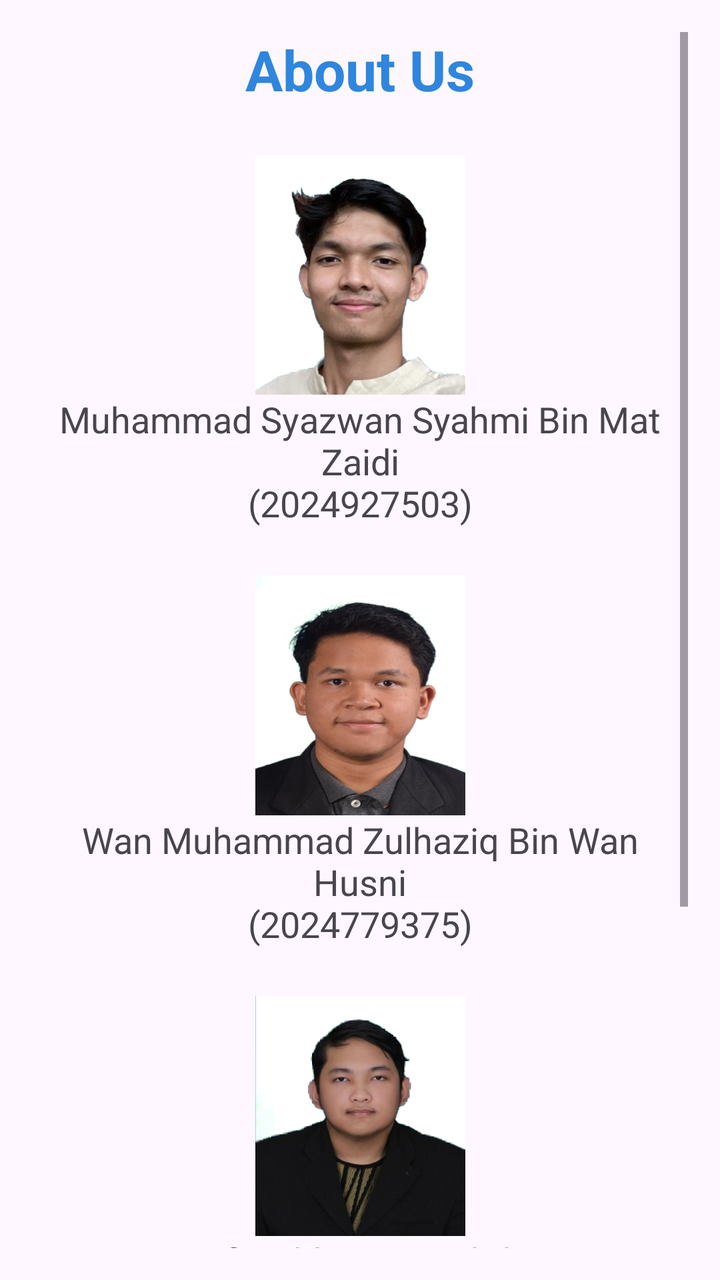
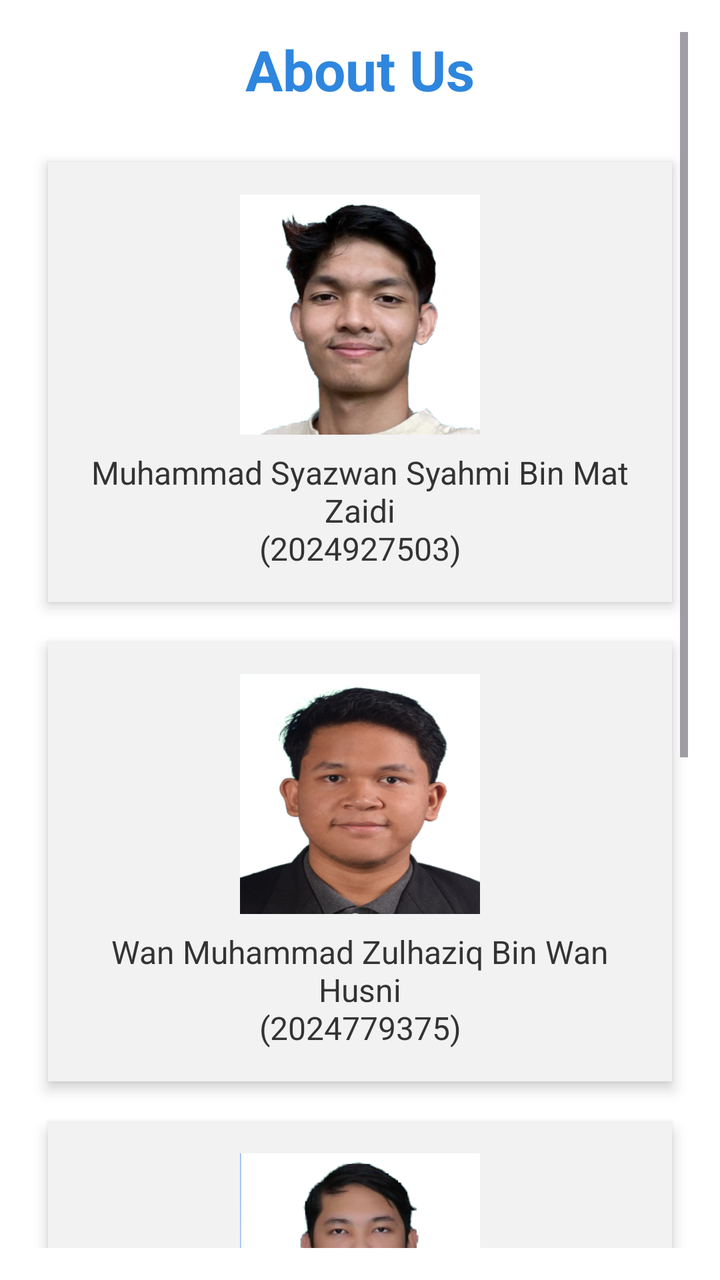

Two renders of the same Android screen: before a commit and after it. Below are the layout's source before the change and the commit's diff.
<!-- AndroidManifest.xml: application theme Theme.MediFind -->
<!-- res/layout/fragment_about_us.xml -->
<?xml version="1.0" encoding="utf-8"?>
<ScrollView xmlns:android="http://schemas.android.com/apk/res/android"
    android:layout_width="match_parent"
    android:layout_height="match_parent"
    android:padding="16dp">

    <LinearLayout
        android:orientation="vertical"
        android:layout_width="match_parent"
        android:layout_height="wrap_content"
        android:gravity="center">

        <TextView
            android:text="About Us"
            android:textColor="#2E86DE"
            android:textSize="28sp"
            android:textStyle="bold"
            android:layout_marginBottom="16dp"
            android:layout_width="wrap_content"
            android:layout_height="wrap_content" />

        
        <ImageView
            android:layout_width="120dp"
            android:layout_height="120dp"
            android:src="@drawable/syazwan"
            android:layout_gravity="center"
            android:layout_marginTop="8dp" />

        <TextView
            android:layout_width="wrap_content"
            android:layout_height="wrap_content"
            android:text="Muhammad Syazwan Syahmi Bin Mat Zaidi\n(2024927503)"
            android:textAlignment="center"
            android:textSize="18sp"
            android:layout_marginBottom="16dp" />

        
        <ImageView
            android:layout_width="120dp"
            android:layout_height="120dp"
            android:src="@drawable/wan"
            android:layout_gravity="center"
            android:layout_marginTop="8dp" />

        <TextView
            android:layout_width="wrap_content"
            android:layout_height="wrap_content"
            android:text="Wan Muhammad Zulhaziq Bin Wan Husni\n(2024779375)"
            android:textAlignment="center"
            android:textSize="18sp"
            android:layout_marginBottom="16dp" />

        
        <ImageView
            android:layout_width="120dp"
            android:layout_height="120dp"
            android:src="@drawable/aiman"
            android:layout_gravity="center"
            android:layout_marginTop="8dp" />

        <TextView
            android:layout_width="wrap_content"
            android:layout_height="wrap_content"
            android:text="Aiman Hafizuddin Bin Mohd Marman\n(2024568775)"
            android:textAlignment="center"
            android:textSize="18sp"
            android:layout_marginBottom="16dp" />

        
        <ImageView
            android:layout_width="120dp"
            android:layout_height="120dp"
            android:src="@drawable/fathan"
            android:layout_gravity="center"
            android:layout_marginTop="8dp" />

        <TextView
            android:layout_width="wrap_content"
            android:layout_height="wrap_content"
            android:text="Muhammad Fathan Bishri Bin Mohamad Sofuan\n(2024766965)"
            android:textAlignment="center"
            android:textSize="18sp"
            android:layout_marginBottom="16dp" />

    </LinearLayout>
</ScrollView>
<!-- resources referenced by this layout -->
<resources>
  <!-- drawable aiman: png bitmap (drawable, 105264 bytes) -->
  <!-- drawable fathan: png bitmap (drawable, 153590 bytes) -->
  <!-- drawable syazwan: png bitmap (drawable, 152565 bytes) -->
  <!-- drawable wan: png bitmap (drawable, 183119 bytes) -->
  <style name="Theme.MediFind" parent="Base.Theme.MediFind" />
  <style name="Base.Theme.MediFind" parent="Theme.Material3.DayNight.NoActionBar">
          
          
      </style>
</resources>

<!-- the commit's change to res/layout/fragment_about_us.xml (unified diff, before → after) -->
@@ -2,86 +2,151 @@
 <ScrollView xmlns:android="http://schemas.android.com/apk/res/android"
     android:layout_width="match_parent"
     android:layout_height="match_parent"
-    android:padding="16dp">
+    android:padding="16dp"
+    android:fitsSystemWindows="true"
+    android:background="#FFFFFF">
 
     <LinearLayout
         android:orientation="vertical"
         android:layout_width="match_parent"
         android:layout_height="wrap_content"
-        android:gravity="center">
+        android:gravity="center_horizontal"
+        android:paddingBottom="56dp">
 
+        
         <TextView
             android:text="About Us"
             android:textColor="#2E86DE"
             android:textSize="28sp"
             android:textStyle="bold"
-            android:layout_marginBottom="16dp"
+            android:layout_marginBottom="24dp"
             android:layout_width="wrap_content"
             android:layout_height="wrap_content" />
 
         
-        <ImageView
-            android:layout_width="120dp"
-            android:layout_height="120dp"
-            android:src="@drawable/syazwan"
-            android:layout_gravity="center"
-            android:layout_marginTop="8dp" />
+        
+        <LinearLayout
+            android:layout_width="match_parent"
+            android:layout_height="wrap_content"
+            android:orientation="vertical"
+            android:gravity="center_horizontal"
+            android:background="#F2F2F2"
+            android:padding="16dp"
+            android:layout_marginBottom="16dp"
+            android:elevation="4dp"
+            android:layout_marginHorizontal="8dp"
+            android:layout_marginTop="4dp"
+            android:clipToOutline="true">
 
-        <TextView
-            android:layout_width="wrap_content"
-            android:layout_height="wrap_content"
-            android:text="Muhammad Syazwan Syahmi Bin Mat Zaidi\n(2024927503)"
-            android:textAlignment="center"
-            android:textSize="18sp"
-            android:layout_marginBottom="16dp" />
+            <ImageView
+                android:layout_width="120dp"
+                android:layout_height="120dp"
+                android:src="@drawable/syazwan"
+                android:contentDescription="Syazwan photo"
+                android:scaleType="centerCrop"
+                android:layout_marginBottom="8dp" />
+
+            <TextView
+                android:layout_width="wrap_content"
+                android:layout_height="wrap_content"
+                android:text="Muhammad Syazwan Syahmi Bin Mat Zaidi\n(2024927503)"
+                android:textAlignment="center"
+                android:textSize="16sp"
+                android:textColor="#333333" />
+        </LinearLayout>
 
         
-        <ImageView
-            android:layout_width="120dp"
-            android:layout_height="120dp"
-            android:src="@drawable/wan"
-            android:layout_gravity="center"
-            android:layout_marginTop="8dp" />
+        <LinearLayout
+            android:layout_width="match_parent"
+            android:layout_height="wrap_content"
+            android:orientation="vertical"
+            android:gravity="center_horizontal"
+            android:background="#F2F2F2"
+            android:padding="16dp"
+            android:layout_marginBottom="16dp"
+            android:elevation="4dp"
+            android:layout_marginHorizontal="8dp"
+            android:layout_marginTop="4dp"
+            android:clipToOutline="true">
 
-        <TextView
-            android:layout_width="wrap_content"
-            android:layout_height="wrap_content"
-            android:text="Wan Muhammad Zulhaziq Bin Wan Husni\n(2024779375)"
-            android:textAlignment="center"
-            android:textSize="18sp"
-            android:layout_marginBottom="16dp" />
+            <ImageView
+                android:layout_width="120dp"
+                android:layout_height="120dp"
+                android:src="@drawable/wan"
+                android:contentDescription="Wan photo"
+                android:scaleType="centerCrop"
+                android:layout_marginBottom="8dp" />
+
+            <TextView
+                android:layout_width="wrap_content"
+                android:layout_height="wrap_content"
+                android:text="Wan Muhammad Zulhaziq Bin Wan Husni\n(2024779375)"
+                android:textAlignment="center"
+                android:textSize="16sp"
+                android:textColor="#333333" />
+        </LinearLayout>
 
         
-        <ImageView
-            android:layout_width="120dp"
-            android:layout_height="120dp"
-            android:src="@drawable/aiman"
-            android:layout_gravity="center"
-            android:layout_marginTop="8dp" />
+        <LinearLayout
+            android:layout_width="match_parent"
+            android:layout_height="wrap_content"
+            android:orientation="vertical"
+            android:gravity="center_horizontal"
+            android:background="#F2F2F2"
+            android:padding="16dp"
+            android:layout_marginBottom="16dp"
+            android:elevation="4dp"
+            android:layout_marginHorizontal="8dp"
+            android:layout_marginTop="4dp"
+            android:clipToOutline="true">
 
-        <TextView
-            android:layout_width="wrap_content"
-            android:layout_height="wrap_content"
-            android:text="Aiman Hafizuddin Bin Mohd Marman\n(2024568775)"
-            android:textAlignment="center"
-            android:textSize="18sp"
-            android:layout_marginBottom="16dp" />
+            <ImageView
+                android:layout_width="120dp"
+                android:layout_height="120dp"
+                android:src="@drawable/aiman"
+                android:contentDescription="Aiman photo"
+                android:scaleType="centerCrop"
+                android:layout_marginBottom="8dp" />
+
+            <TextView
+                android:layout_width="wrap_content"
+                android:layout_height="wrap_content"
+                android:text="Aiman Hafizuddin Bin Mohd Marman\n(2024568775)"
+                android:textAlignment="center"
+                android:textSize="16sp"
+                android:textColor="#333333" />
+        </LinearLayout>
 
         
-        <ImageView
-            android:layout_width="120dp"
-            android:layout_height="120dp"
-            android:src="@drawable/fathan"
-            android:layout_gravity="center"
-            android:layout_marginTop="8dp" />
+        <LinearLayout
+            android:layout_width="match_parent"
+            android:layout_height="wrap_content"
+            android:orientation="vertical"
+            android:gravity="center_horizontal"
+            android:background="#F2F2F2"
+            android:padding="16dp"
+            android:layout_marginBottom="16dp"
+            android:elevation="4dp"
+            android:layout_marginHorizontal="8dp"
+            android:layout_marginTop="4dp"
+            android:clipToOutline="true">
 
-        <TextView
-            android:layout_width="wrap_content"
-            android:layout_height="wrap_content"
-            android:text="Muhammad Fathan Bishri Bin Mohamad Sofuan\n(2024766965)"
-            android:textAlignment="center"
-            android:textSize="18sp"
-            android:layout_marginBottom="16dp" />
+            <ImageView
+                android:layout_width="120dp"
+                android:layout_height="120dp"
+                android:src="@drawable/fathan"
+                android:contentDescription="Fathan photo"
+                android:scaleType="centerCrop"
+                android:layout_marginBottom="8dp" />
+
+            <TextView
+                android:layout_width="wrap_content"
+                android:layout_height="wrap_content"
+                android:text="Muhammad Fathan Bishri Bin Mohamad Sofuan\n(2024766965)"
+                android:textAlignment="center"
+                android:textSize="16sp"
+                android:textColor="#333333" />
+        </LinearLayout>
 
     </LinearLayout>
 </ScrollView>
